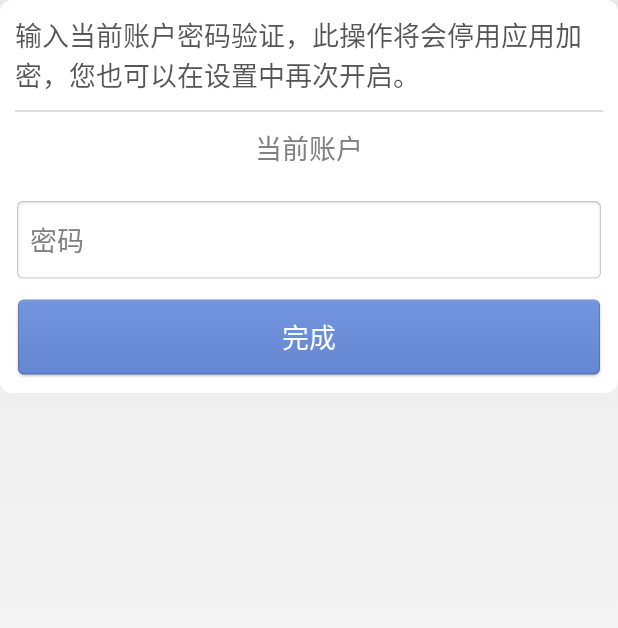
After one commit to Bleoo/reminder, an Android app: the layout dialog_check_password.xml on its own in the app's theme, with its tools: preview values and no code run, on a phone screen of 412 x 824 dp. The commit adds this screen. Shown: the top 628 px of the screen. Run offline under Robolectric (Android 15) with nearby library versions, the phone set to English and light mode, and no system bars.

Commit message:
std-添加忘记应用密码功能及修复云服务界面子线程bug

```diff
--- a/app/src/main/java/com/reminder/liuyang/reminder/activity/CloudServicesActicity.java
+++ b/app/src/main/java/com/reminder/liuyang/reminder/activity/CloudServicesActicity.java
@@ -110,10 +110,10 @@ public class CloudServicesActicity extends BaseActivity implements View.OnClickL
             tv_phone_number.setText(currentUser.getMobilePhoneNumber());
             tv_cloud_remind_number.setText(getString(R.string.loading));
             tv_local_remind_number.setText(getString(R.string.loading));
+            cloudDataCount();
             new Thread() {
                 @Override
                 public void run() {
-                    cloudDataCount();
                     localDataCount();
                 }
             }.start();
--- a/app/src/main/java/com/reminder/liuyang/reminder/utils/Constant.java
+++ b/app/src/main/java/com/reminder/liuyang/reminder/utils/Constant.java
@@ -10,4 +10,5 @@ public class Constant {
     public static final String ENCRYPT_ENABLE = "ENCRYPT_ENABLE";
     public static final String ENCRYPT_PASSWORD = "ENCRYPT_PASSWORD";
     public static final String APP_AUTHOR = "LeoLiu";
+    public static final String SP_PASSWORD = "SP_PASSWORD";
 }
--- a/app/src/main/java/com/reminder/liuyang/reminder/view/DeleteDialog.java
+++ b/app/src/main/java/com/reminder/liuyang/reminder/view/DeleteDialog.java
@@ -18,7 +18,7 @@ public class DeleteDialog extends Dialog {
     private Button btn_delete;
 
     public DeleteDialog(Context context) {
-        this(context, R.style.delete_dialog);
+        this(context, R.style.common_dialog);
     }
 
     public DeleteDialog(Context context, int theme) {
--- /dev/null
+++ b/app/src/main/res/layout/dialog_check_password.xml
@@ -0,0 +1,57 @@
+<?xml version="1.0" encoding="utf-8"?>
+<LinearLayout xmlns:android="http://schemas.android.com/apk/res/android"
+    android:layout_width="wrap_content"
+    android:layout_height="wrap_content"
+    android:layout_centerInParent="true"
+    android:background="@drawable/bmob_update_dialog_bg"
+    android:orientation="vertical">
+
+    <TextView
+        android:layout_width="match_parent"
+        android:layout_height="wrap_content"
+        android:layout_margin="10dp"
+        android:text="@string/check_password_tip"
+        android:textColor="#AA000000"
+        android:textSize="18sp" />
+
+    <View
+        android:layout_width="match_parent"
+        android:layout_height="1dp"
+        android:layout_marginLeft="10dp"
+        android:layout_marginRight="10dp"
+        android:background="@color/grey" />
+
+    <TextView
+        android:id="@+id/et_phone_number"
+        android:layout_width="match_parent"
+        android:layout_height="wrap_content"
+        android:layout_marginTop="10dp"
+        android:layout_marginBottom="10dp"
+        android:gravity="center"
+        android:background="@null"
+        android:hint="@string/current_account"
+        android:singleLine="true"
+        android:textColor="#AA000000"
+        android:textSize="18sp" />
+
+    <EditText
+        android:id="@+id/et_password"
+        android:layout_width="match_parent"
+        android:layout_height="wrap_content"
+        android:layout_margin="10dp"
+        android:background="@drawable/password_input_text_bg"
+        android:hint="@string/password"
+        android:inputType="textPassword"
+        android:padding="10dp"
+        android:singleLine="true" />
+
+    <Button
+        android:id="@+id/btn_done"
+        android:layout_width="match_parent"
+        android:layout_height="wrap_content"
+        android:layout_marginBottom="10dp"
+        android:background="@drawable/selector_common_blue_btn"
+        android:text="@string/done"
+        android:textColor="@color/white"
+        android:textSize="18sp" />
+</LinearLayout>
--- a/app/src/main/res/layout/include_password_keyboard.xml
+++ b/app/src/main/res/layout/include_password_keyboard.xml
@@ -84,8 +84,12 @@
         android:layout_height="wrap_content">
 
         <Button
+            android:id="@+id/btn_forget_password"
             android:layout_width="match_parent"
             android:layout_height="wrap_content"
+            android:gravity="center"
+            android:textColor="@color/white"
+            android:textSize="14sp"
             android:background="@drawable/selector_keyboard_empty" />
 
         <Button
--- a/app/src/main/res/values/strings.xml
+++ b/app/src/main/res/values/strings.xml
@@ -52,12 +52,15 @@
     <string name="share_to">分享至</string>
     <string name="confirm_delete_this_reminder">确认要删除此条便签？</string>
     <string name="delete">删除</string>
+    <string name="forget_password">忘记密码</string>
+    <string name="current_account">当前账户</string>
 
     <string name="cloud_services_tip">登录云服务，您可以将便签的数据与云服务同步。</string>
     <string name="smscode_tip">已经向您的手机发送了验证码，如果您没有收到，可以在一分钟之后点击重新发送手机验证码。</string>
     <string name="encrypt_tip">启用密码功能后将会要求您每次启用便签时输入密码。为了保证您的数据安全，此功能需要登录云服务账户后才可以使用。</string>
     <string name="password_reg_tip">密码只能包含数字或字母。</string>
     <string name="password_diff_tip">两次密码不一致。</string>
+    <string name="check_password_tip">输入当前账户密码验证，此操作将会停用应用加密，您也可以在设置中再次开启。</string>
     <string name="share_app_tip">【Mini备忘录】这款APP真的不错哦~小伙伴们快来应用商店下载吧\n来自【Mini备忘录】</string>
 
     <string name="error_202">用户名已经存在</string>
--- a/app/src/main/res/values/styles.xml
+++ b/app/src/main/res/values/styles.xml
@@ -51,7 +51,7 @@
         <item name="android:backgroundDimEnabled">false</item>  <!-- 背景是否模糊显示 -->
     </style>
 
-    <style name="delete_dialog" parent="android:Theme.Dialog">
+    <style name="common_dialog" parent="android:Theme.Dialog">
         <item name="android:windowFrame">@null</item>       <!-- Dialog的windowFrame框为无 -->
         <item name="android:windowBackground">@color/transparent</item> <!-- 设置dialog的背景 -->
         <item name="android:windowNoTitle">true</item>      <!-- 是否显示title -->
```
Also changed, not shown: app/src/main/java/com/reminder/liuyang/reminder/activity/DecryptPasswordActivity.java (+25 -0 lines), app/src/main/java/com/reminder/liuyang/reminder/activity/MainActivity.java (+34 -12 lines), app/src/main/java/com/reminder/liuyang/reminder/activity/SetPasswordActivity.java (+13 -2 lines), app/src/main/java/com/reminder/liuyang/reminder/activity/SignInActivity.java (+12 -2 lines), app/src/main/java/com/reminder/liuyang/reminder/view/CheckPasswordDialog.java (added, +98 -0 lines), app/src/main/res/drawable-xxhdpi/password_input_text_bg.9.png (added), 1 other file.
